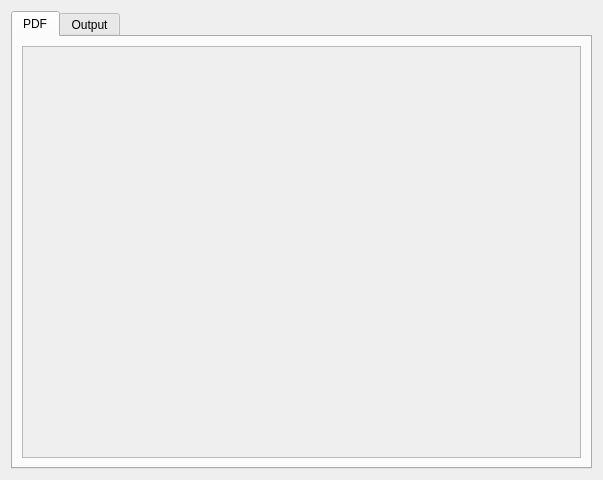
The window that src/gui/previewwindow.ui (tikzit/tikzit) describes before a commit, drawn with Qt 5.
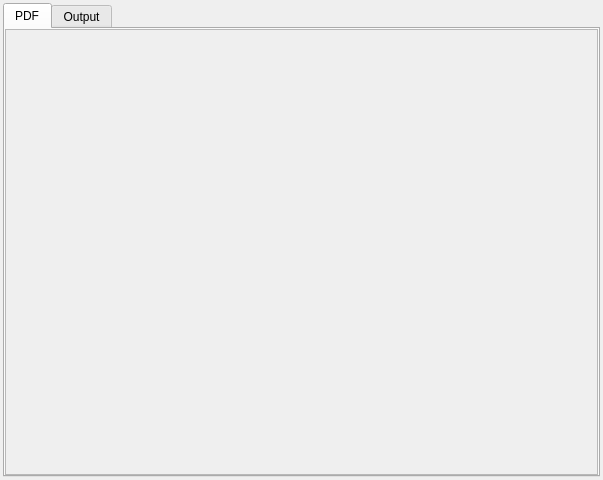
The same window after the commit.

```diff
--- a/src/gui/previewwindow.ui
+++ b/src/gui/previewwindow.ui
@@ -14,16 +14,46 @@
    <string>Preview</string>
   </property>
   <layout class="QVBoxLayout" name="verticalLayout">
+   <property name="leftMargin">
+    <number>3</number>
+   </property>
+   <property name="topMargin">
+    <number>3</number>
+   </property>
+   <property name="rightMargin">
+    <number>3</number>
+   </property>
+   <property name="bottomMargin">
+    <number>3</number>
+   </property>
    <item>
     <widget class="QTabWidget" name="tabWidget">
      <property name="currentIndex">
       <number>0</number>
      </property>
+     <property name="documentMode">
+      <bool>false</bool>
+     </property>
+     <property name="tabsClosable">
+      <bool>false</bool>
+     </property>
      <widget class="QWidget" name="pdfTab">
       <attribute name="title">
        <string>PDF</string>
       </attribute>
       <layout class="QVBoxLayout" name="verticalLayout_2">
+       <property name="leftMargin">
+        <number>0</number>
+       </property>
+       <property name="topMargin">
+        <number>0</number>
+       </property>
+       <property name="rightMargin">
+        <number>0</number>
+       </property>
+       <property name="bottomMargin">
+        <number>0</number>
+       </property>
        <item>
         <widget class="QScrollArea" name="scrollArea">
          <property name="verticalScrollBarPolicy">
@@ -40,8 +70,8 @@
            <rect>
             <x>0</x>
             <y>0</y>
-            <width>561</width>
-            <height>413</height>
+            <width>591</width>
+            <height>448</height>
            </rect>
           </property>
           <layout class="QVBoxLayout" name="verticalLayout_4">
```
